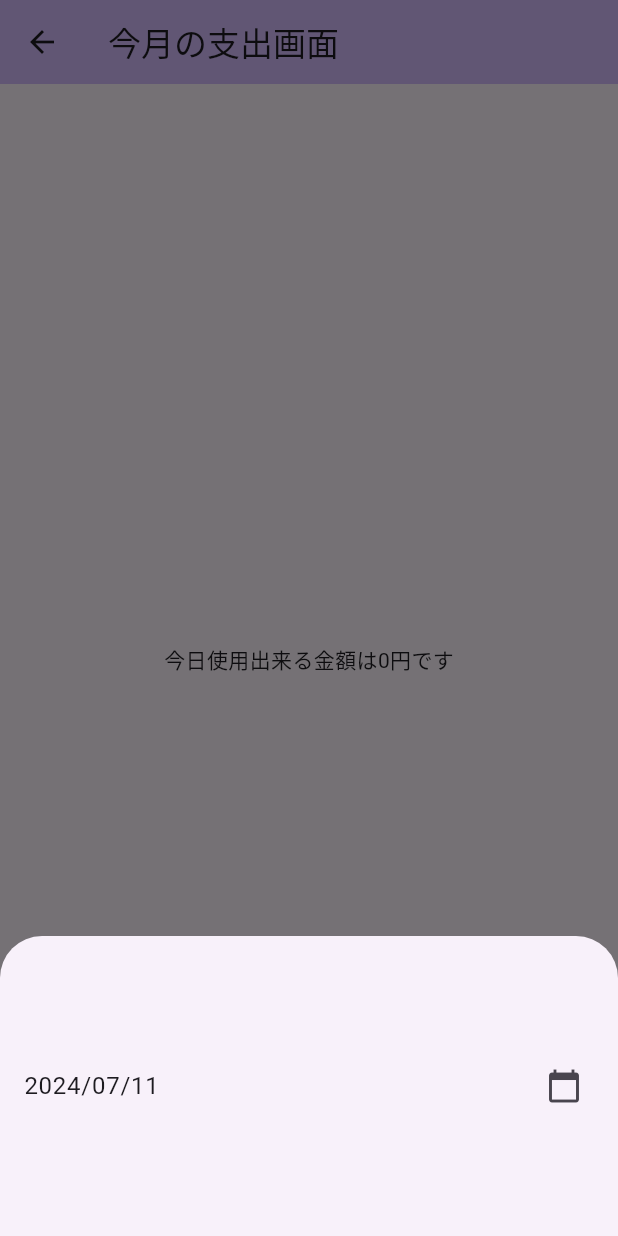
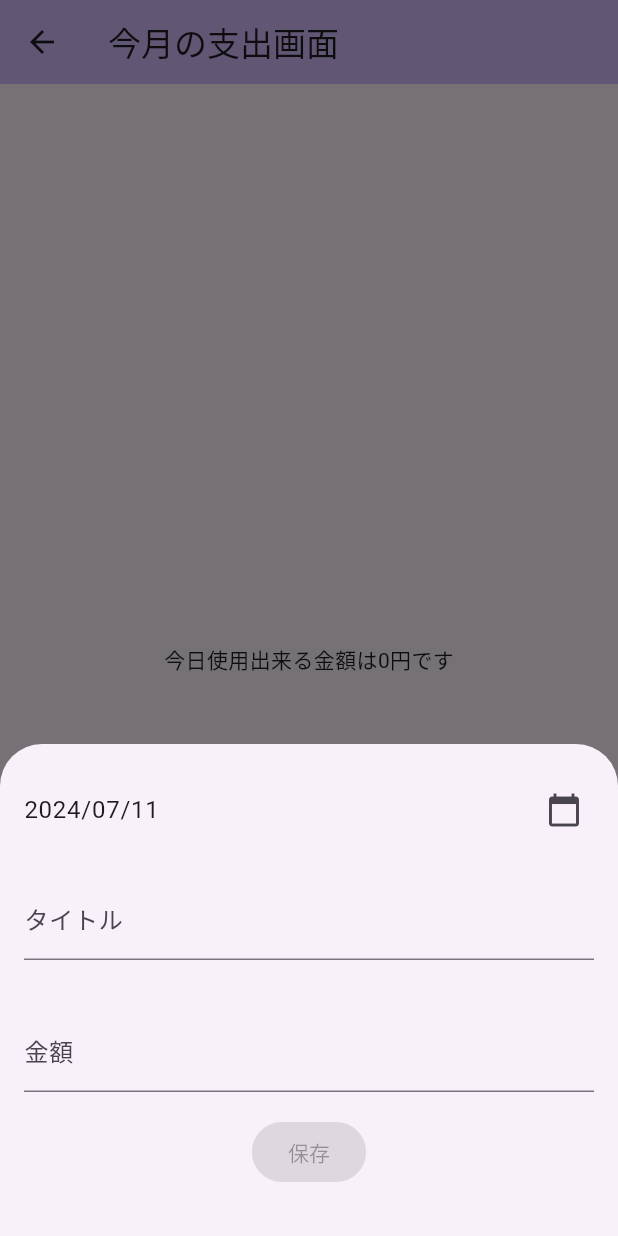
Before and after one commit to Ru2Lu/daily_spend_tracker, a Flutter app: the ExpenseListScreen screen opened directly, after a tap on the "add" icon, on a phone screen of 412 x 824 dp. Run offline on Flutter 3.47's test engine with Material 3 defaults, Android fonts, the light colour scheme and no system bars; our stand-ins replace flutter_riverpod, isar, riverpod_annotation; accounts and stored records are empty; generated files the repository leaves out were written again.

Commit message:
支出項目を追加できるよう修正

```diff
--- a/lib/providers/isar_provider.dart
+++ b/lib/providers/isar_provider.dart
@@ -1,3 +1,4 @@
+import 'package:daily_spend_tracker/models/expense.dart';
 import 'package:daily_spend_tracker/models/monthly_budget.dart';
 import 'package:isar/isar.dart';
 import 'package:path_provider/path_provider.dart';
@@ -9,7 +10,10 @@ part 'isar_provider.g.dart';
 Future<Isar> isar(IsarRef ref) async {
   final dir = await getApplicationDocumentsDirectory();
   return Isar.open(
-    [MonthlyBudgetSchema],
+    [
+      MonthlyBudgetSchema,
+      ExpenseSchema,
+    ],
     directory: dir.path,
   );
 }
--- a/lib/screens/expense_list_screen.dart
+++ b/lib/screens/expense_list_screen.dart
@@ -35,6 +35,7 @@ class ExpenseListScreen extends ConsumerWidget {
         onPressed: () {
           showModalBottomSheet(
             context: context,
+            isScrollControlled: true,
             builder: (BuildContext context) {
               return const ExpenseBottomSheet();
             },
--- a/lib/widgets/expense_bottom_sheet.dart
+++ b/lib/widgets/expense_bottom_sheet.dart
@@ -1,32 +1,122 @@
-import 'package:daily_spend_tracker/providers/expense/expense_date_provider.dart';
+import 'package:daily_spend_tracker/providers/expense/expense_item_provider.dart';
 import 'package:flutter/material.dart';
+import 'package:flutter/services.dart';
 import 'package:flutter_riverpod/flutter_riverpod.dart';
 import 'package:intl/intl.dart';
+import 'package:daily_spend_tracker/providers/expense/expense_service_provider.dart';
 
-class ExpenseBottomSheet extends ConsumerWidget {
+class ExpenseBottomSheet extends ConsumerStatefulWidget {
   const ExpenseBottomSheet({
     super.key,
   });
 
   @override
-  Widget build(BuildContext context, WidgetRef ref) {
-    final selectedDate = ref.watch(expenseDateProvider);
+  ExpenseBottomSheetState createState() => ExpenseBottomSheetState();
+}
 
-    return SizedBox(
-      height: 200,
-      child: Center(
-        child: Column(
-          mainAxisAlignment: MainAxisAlignment.center,
-          children: [
-            ListTile(
+class ExpenseBottomSheetState extends ConsumerState<ExpenseBottomSheet> {
+  late TextEditingController titleController;
+  late TextEditingController amountController;
+  late DateTime selectedDate;
+  String? titleErrorMessage;
+  String? amountErrorMessage;
+
+  @override
+  void initState() {
+    super.initState();
+    titleController = TextEditingController(text: '');
+    amountController = TextEditingController(text: '');
+    final now = DateTime.now();
+    selectedDate = DateTime(now.year, now.month, now.day);
+  }
+
+  @override
+  void dispose() {
+    titleController.dispose();
+    amountController.dispose();
+    super.dispose();
+  }
+
+  @override
+  Widget build(BuildContext context) {
+    return Padding(
+      padding:
+          EdgeInsets.only(bottom: MediaQuery.of(context).viewInsets.bottom),
+      child: Column(
+        mainAxisSize: MainAxisSize.min,
+        children: [
+          /// 日付
+          Padding(
+            padding: const EdgeInsets.only(top: 16),
+            child: ListTile(
               title: Text(
                 DateFormat('yyyy/MM/dd').format(selectedDate),
               ),
               trailing: const Icon(Icons.calendar_today),
               onTap: () => _pickDateOfThisMonth(context, ref),
             ),
-          ],
-        ),
+          ),
+
+          /// タイトル
+          Padding(
+            padding: const EdgeInsets.all(16),
+            child: TextFormField(
+              controller: titleController,
+              decoration: InputDecoration(
+                labelText: 'タイトル',
+                errorText: titleErrorMessage,
+              ),
+              onChanged: (value) {
+                ref.read(expenseItemProvider.notifier).setTitle(value);
+                setState(() {
+                  titleErrorMessage = value.isEmpty ? 'タイトルを入力してください' : null;
+                });
+              },
+            ),
+          ),
+
+          /// 金額
+          Padding(
+            padding: const EdgeInsets.all(16),
+            child: TextFormField(
+              controller: amountController,
+              decoration: InputDecoration(
+                labelText: '金額',
+                errorText: amountErrorMessage,
+              ),
+              keyboardType: TextInputType.number,
+              inputFormatters: <TextInputFormatter>[
+                FilteringTextInputFormatter.allow(RegExp(r'^[1-9][0-9]*'))
+              ],
+              onChanged: (value) {
+                final expenseAmount = int.tryParse(value) ?? 0;
+                ref.read(expenseItemProvider.notifier).setAmount(expenseAmount);
+                setState(() {
+                  amountErrorMessage = value.isEmpty ? '金額を入力してください' : null;
+                });
+              },
+            ),
+          ),
+          ElevatedButton(
+            onPressed: titleController.text.isNotEmpty &&
+                    amountController.text.isNotEmpty
+                ? () async {
+                    final expenseAmount = int.parse(amountController.text);
+                    final expenseService =
+                        await ref.read(expenseServiceProvider.future);
+                    await expenseService.saveExpense(
+                      selectedDate,
+                      titleController.text,
+                      expenseAmount,
+                    );
+                    if (!context.mounted) return;
+                    Navigator.of(context).pop();
+                  }
+                : null,
+            child: const Text('保存'),
+          ),
+          const SizedBox(height: 32),
+        ],
       ),
     );
   }
@@ -40,13 +130,15 @@ class ExpenseBottomSheet extends ConsumerWidget {
     final pickedDate = await showDatePicker(
       locale: const Locale("ja"),
       context: context,
-      initialDate: ref.read(expenseDateProvider),
+      initialDate: selectedDate,
       firstDate: DateTime(now.year, now.month, 1),
       lastDate: DateTime(now.year, now.month, lastDayOfThisMonth),
     );
 
     if (pickedDate != null) {
-      ref.read(expenseDateProvider.notifier).setExpenseDate(pickedDate);
+      setState(() {
+        selectedDate = pickedDate;
+      });
     }
   }
 }
```
Also changed, not shown: lib/models/expense.dart (added, +21 -0 lines), lib/providers/expense/expense_date_provider.dart (deleted, +0 -13 lines), lib/providers/expense/expense_item_provider.dart (added, +37 -0 lines), lib/providers/expense/expense_service_provider.dart (added, +13 -0 lines), lib/services/expense_service.dart (added, +27 -0 lines), lib/models/expense.g.dart (added), lib/providers/expense/expense_date_provider.g.dart (deleted), lib/providers/expense/expense_item_provider.g.dart (added), lib/providers/expense/expense_service_provider.g.dart (added), lib/providers/isar_provider.g.dart.
